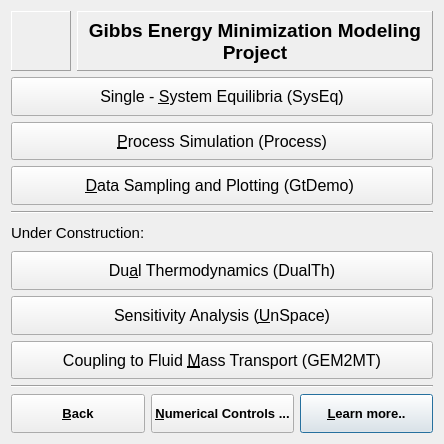
First picture: the form in gems3/vizor4/dlg4/EQDialog4.ui, repository gemshub/GEMSGUI, before the edit.
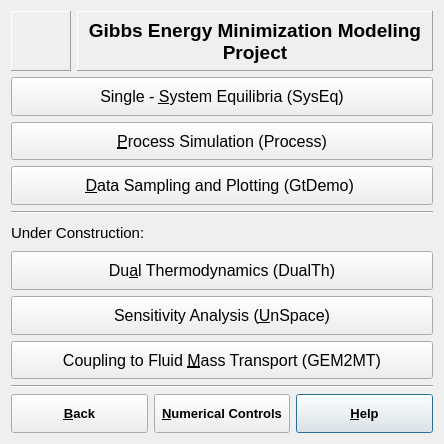
Second picture: the form after the edit. Icons and pictures are not drawn.

The edit to the form file:
```diff
--- a/gems3/vizor4/dlg4/EQDialog4.ui
+++ b/gems3/vizor4/dlg4/EQDialog4.ui
@@ -356,7 +356,7 @@
         <string>Press to check/adjust controls of the numerical modules (saved in Project record)</string>
        </property>
        <property name="text">
-        <string>&amp;Numerical Controls ...</string>
+        <string>&amp;Numerical Controls</string>
        </property>
        <property name="shortcut">
         <string>Alt+N</string>
@@ -382,7 +382,7 @@
         <string>Learn about GEM chemical thermodynamic modelling technique</string>
        </property>
        <property name="text">
-        <string>&amp;Learn more..</string>
+        <string>&amp;Help</string>
        </property>
        <property name="shortcut">
         <string>F1</string>
```
